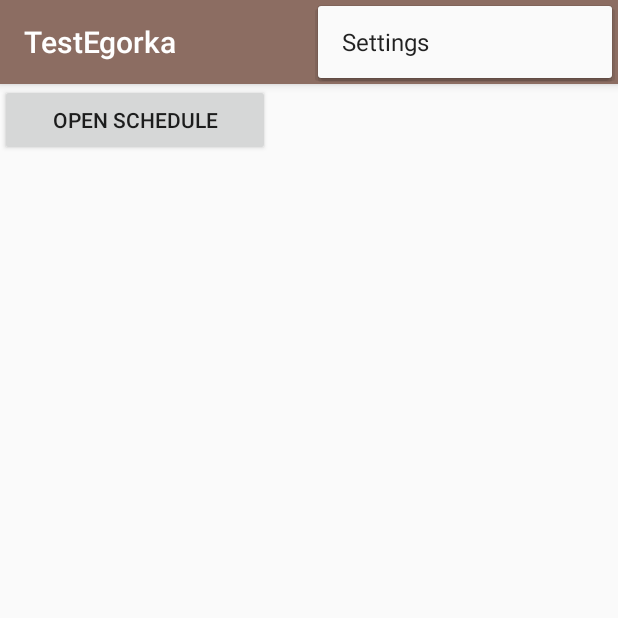
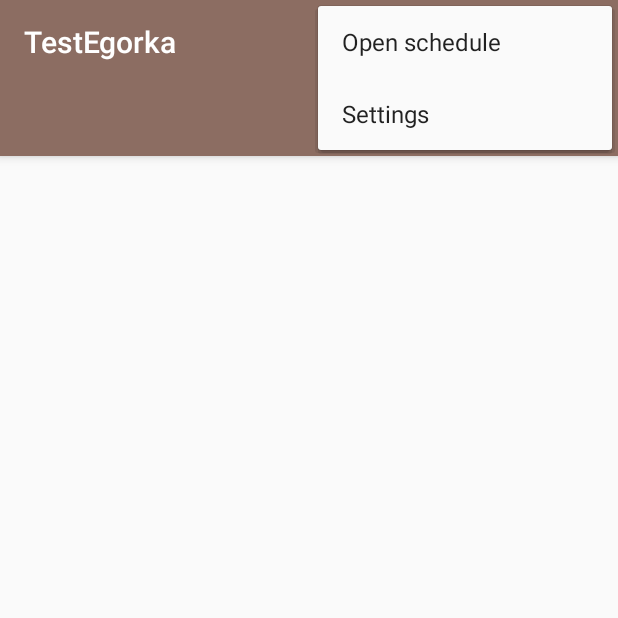
Before and after one commit to dergey/pgu-schedule, an Android app: the screen it shows after launch (MainActivity), with the options menu open, on a phone screen of 412 x 824 dp, the top half of it. Run offline under Robolectric (Android 15) with nearby library versions, the light colour scheme and no system bars; libraries missing offline, so code that uses them is left out: org.apache.poi.

Commit message:
Added visual display of the schedule.

```diff
--- a/app/build.gradle
+++ b/app/build.gradle
@@ -39,6 +39,7 @@ dependencies {
     implementation 'com.android.support:design:28.0.0'
     implementation 'com.android.support.constraint:constraint-layout:1.1.3'
     implementation 'com.android.support:cardview-v7:28.0.0'
+    implementation 'com.android.support:recyclerview-v7:28.0.0'
     testImplementation 'junit:junit:4.12'
     androidTestImplementation 'com.android.support.test:runner:1.0.2'
     androidTestImplementation 'com.android.support.test.espresso:espresso-core:3.0.2'
--- a/app/src/main/java/com/sergey/zhuravlev/pgu/schedule/MainActivity.java
+++ b/app/src/main/java/com/sergey/zhuravlev/pgu/schedule/MainActivity.java
@@ -7,29 +7,28 @@ import android.os.Build;
 import android.os.Bundle;
 import android.support.annotation.RequiresApi;
 import android.support.design.widget.NavigationView;
+import android.support.design.widget.TabLayout;
 import android.support.v4.view.GravityCompat;
+import android.support.v4.view.ViewPager;
 import android.support.v4.widget.DrawerLayout;
 import android.support.v7.app.AppCompatActivity;
 import android.support.v7.widget.Toolbar;
 import android.view.Menu;
 import android.view.MenuItem;
-import android.widget.Button;
-import android.widget.TextView;
 import android.widget.Toast;
 
+import com.sergey.zhuravlev.pgu.schedule.adapter.ScheduleAdapter;
 import com.sergey.zhuravlev.pgu.schedule.model.Schedule;
 import com.sergey.zhuravlev.pgu.schedule.parser.ScheduleParser;
 import com.sergey.zhuravlev.pgu.schedule.preprocessor.WordProcessor;
 
 import java.io.IOException;
 
-public class MainActivity extends AppCompatActivity
-        implements NavigationView.OnNavigationItemSelectedListener {
+public class MainActivity extends AppCompatActivity implements NavigationView.OnNavigationItemSelectedListener {
 
     private static final int DOC_SELECT_CODE = 1;
 
-    private TextView schedule;
-    private Button button;
+    private ScheduleAdapter adapter;
 
     @Override
     protected void onCreate(Bundle savedInstanceState) {
@@ -43,14 +42,11 @@ public class MainActivity extends AppCompatActivity
         Toolbar toolbar = findViewById(R.id.toolbar);
         setSupportActionBar(toolbar);
 
-        button = findViewById(R.id.make_choise);
-        schedule = findViewById(R.id.schedule);
-
-        button.setOnClickListener(event-> {
-            Intent intent = new Intent().setType("application/vnd.openxmlformats-officedocument.wordprocessingml.document").setAction(Intent.ACTION_GET_CONTENT);
-            this.startActivityForResult(Intent.createChooser(intent, "Select a doc"), DOC_SELECT_CODE);
-        });
-
+        ViewPager viewPager = findViewById(R.id.view_pager);
+        adapter = new ScheduleAdapter(this, getSupportFragmentManager());
+        viewPager.setAdapter(adapter);
+        TabLayout tabLayout = findViewById(R.id.tabs);
+        tabLayout.setupWithViewPager(viewPager);
     }
 
     @Override
@@ -74,7 +70,7 @@ public class MainActivity extends AppCompatActivity
                 if (selectedFile == null) throw new NullPointerException();
                 WordProcessor processor = new WordProcessor();
                 Schedule schedule = ScheduleParser.parse(processor.loadDocument(resolver.openInputStream(selectedFile)));
-                this.schedule.setText(schedule.toString());
+                adapter.setSchedule(schedule);
                 Toast.makeText(this, "OK", Toast.LENGTH_LONG).show();
             } catch (IOException e) {
                 Toast.makeText(this, "ERROR" + e.getMessage(), Toast.LENGTH_LONG).show();
@@ -97,6 +93,10 @@ public class MainActivity extends AppCompatActivity
 
         //noinspection SimplifiableIfStatement
         if (id == R.id.action_settings) {
+            return true;
+        } else if (id == R.id.action_open) {
+            Intent intent = new Intent().setType("application/vnd.openxmlformats-officedocument.wordprocessingml.document").setAction(Intent.ACTION_GET_CONTENT);
+            this.startActivityForResult(Intent.createChooser(intent, "Select a doc"), DOC_SELECT_CODE);
             return true;
         }
 
--- /dev/null
+++ b/app/src/main/java/com/sergey/zhuravlev/pgu/schedule/adapter/ScheduleAdapter.java
@@ -0,0 +1,51 @@
+package com.sergey.zhuravlev.pgu.schedule.adapter;
+
+import android.content.Context;
+import android.support.v4.app.Fragment;
+import android.support.v4.app.FragmentManager;
+import android.support.v4.app.FragmentPagerAdapter;
+
+import com.sergey.zhuravlev.pgu.schedule.fragment.GroupFragment;
+import com.sergey.zhuravlev.pgu.schedule.model.Group;
+import com.sergey.zhuravlev.pgu.schedule.model.Schedule;
+
+import java.util.ArrayList;
+import java.util.List;
+
+public class ScheduleAdapter extends FragmentPagerAdapter {
+
+    private final List<GroupFragment> tabs;
+    private final Context context;
+
+    private Schedule schedule;
+
+    public ScheduleAdapter(Context context, FragmentManager fm) {
+        super(fm);
+        this.context = context;
+        this.tabs = new ArrayList<>();
+    }
+
+    public void setSchedule(Schedule schedule) {
+        this.schedule = schedule;
+//        if (!tabs.isEmpty()) throw new Exception("Cant load 2 step");
+        for (Group group : schedule.getGroups()) {
+            this.tabs.add(GroupFragment.getInstance(context, group, schedule.getGroupClassworks(group)));
+        }
+        this.notifyDataSetChanged();
+    }
+
+    @Override
+    public Fragment getItem(int position) {
+        return tabs.get(position);
+    }
+
+    @Override
+    public CharSequence getPageTitle(int position) {
+        return String.valueOf(position + 1);
+    }
+
+    @Override
+    public int getCount() {
+        return tabs.size();
+    }
+}
--- a/app/src/main/res/layout/app_bar_main.xml
+++ b/app/src/main/res/layout/app_bar_main.xml
@@ -18,6 +18,15 @@
             android:background="?attr/colorPrimary"
             app:popupTheme="@style/AppTheme.PopupOverlay" />
 
+        <android.support.design.widget.TabLayout
+            android:id="@+id/tabs"
+            android:layout_width="match_parent"
+            android:layout_height="wrap_content"
+            app:tabIndicatorColor="@android:color/white"
+            app:tabIndicatorHeight="6dp"
+            app:tabSelectedTextColor="@android:color/white"
+            app:tabTextColor="@android:color/white" />
+
     </android.support.design.widget.AppBarLayout>
 
     <include layout="@layout/content_main" />
--- a/app/src/main/res/layout/content_main.xml
+++ b/app/src/main/res/layout/content_main.xml
@@ -4,28 +4,32 @@
     xmlns:tools="http://schemas.android.com/tools"
     android:layout_width="match_parent"
     android:layout_height="match_parent"
+    android:orientation="vertical"
     app:layout_behavior="@string/appbar_scrolling_view_behavior"
     tools:context=".MainActivity"
-    tools:showIn="@layout/app_bar_main"
-    android:orientation="vertical">
+    tools:showIn="@layout/app_bar_main">
 
-    <Button
-        android:id="@+id/make_choise"
-        android:layout_width="180dp"
-        android:layout_height="wrap_content"
-        android:text="Open schedule" />
+    <android.support.v4.view.ViewPager
+        android:id="@+id/view_pager"
+        android:layout_height="match_parent"
+        android:layout_width="match_parent" />
 
-    <ScrollView
-        android:layout_width="match_parent"
-        android:layout_height="match_parent">
+    <!--<Button-->
+        <!--android:id="@+id/make_choise"-->
+        <!--android:layout_width="180dp"-->
+        <!--android:layout_height="wrap_content"-->
+        <!--android:text="Open schedule" />-->
 
-        <TextView
-            android:id="@+id/schedule"
-            android:layout_width="match_parent"
-            android:layout_height="wrap_content" />
+    <!--<ScrollView-->
+        <!--android:layout_width="match_parent"-->
+        <!--android:layout_height="match_parent">-->
 
-    </ScrollView>
+        <!--<TextView-->
+            <!--android:id="@+id/schedule"-->
+            <!--android:layout_width="match_parent"-->
+            <!--android:layout_height="wrap_content" />-->
 
+    <!--</ScrollView>-->
 
 
 </LinearLayout>
--- a/app/src/main/res/menu/main.xml
+++ b/app/src/main/res/menu/main.xml
@@ -1,6 +1,13 @@
 <?xml version="1.0" encoding="utf-8"?>
 <menu xmlns:android="http://schemas.android.com/apk/res/android"
     xmlns:app="http://schemas.android.com/apk/res-auto">
+
+    <item
+        android:id="@+id/action_open"
+        android:orderInCategory="1"
+        android:title="@string/action_open"
+        app:showAsAction="never" />
+
     <item
         android:id="@+id/action_settings"
         android:orderInCategory="100"
--- a/app/src/main/res/values/strings.xml
+++ b/app/src/main/res/values/strings.xml
@@ -6,4 +6,5 @@
     <string name="nav_header_subtitle">android.studio@android.com</string>
     <string name="nav_header_desc">Navigation header</string>
     <string name="action_settings">Settings</string>
+    <string name="action_open">Open schedule</string>
 </resources>
```
Also changed, not shown: app/src/main/java/com/sergey/zhuravlev/pgu/schedule/adapter/ClassworkAdapter.java (added, +67 -0 lines), app/src/main/java/com/sergey/zhuravlev/pgu/schedule/fragment/GroupFragment.java (added, +83 -0 lines), app/src/main/java/com/sergey/zhuravlev/pgu/schedule/model/Classwork.java (+6 -9 lines), app/src/main/java/com/sergey/zhuravlev/pgu/schedule/model/Group.java (+16 -0 lines), app/src/main/java/com/sergey/zhuravlev/pgu/schedule/model/Schedule.java (+24 -7 lines), app/src/main/java/com/sergey/zhuravlev/pgu/schedule/parser/ScheduleParser.java (+13 -2 lines), app/src/main/res/layout/classwork_item.xml (added, +52 -0 lines), app/src/main/res/layout/group_fragment.xml (added, +12 -0 lines).
